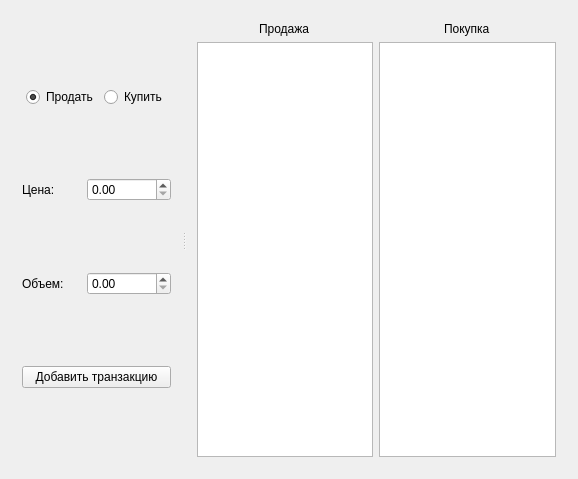
The window that mainwindow.ui (AndreyMlashkin/Burse) describes before a commit, drawn with Qt 5.
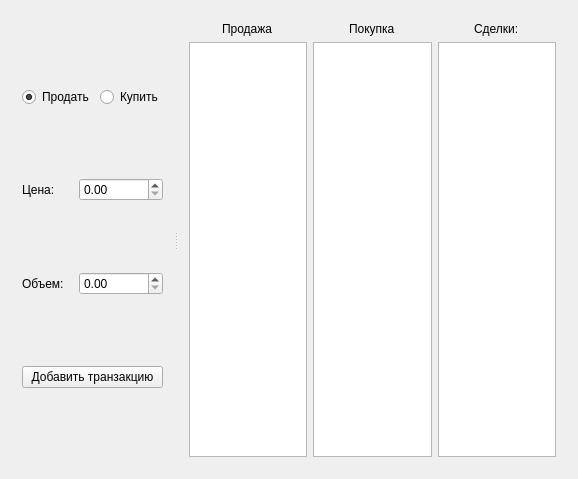
The same window after the commit.

Commit message: logics improved great deal

Patch:
```diff
--- a/mainwindow.ui
+++ b/mainwindow.ui
@@ -173,6 +173,24 @@
           </item>
          </layout>
         </item>
+        <item>
+         <layout class="QVBoxLayout" name="verticalLayout_5">
+          <item alignment="Qt::AlignHCenter">
+           <widget class="QLabel" name="label_5">
+            <property name="text">
+             <string>Сделки:</string>
+            </property>
+           </widget>
+          </item>
+          <item>
+           <widget class="QTableView" name="dealsTable">
+            <attribute name="verticalHeaderVisible">
+             <bool>false</bool>
+            </attribute>
+           </widget>
+          </item>
+         </layout>
+        </item>
        </layout>
       </widget>
      </widget>
```
The commit also changes 7 other files.
